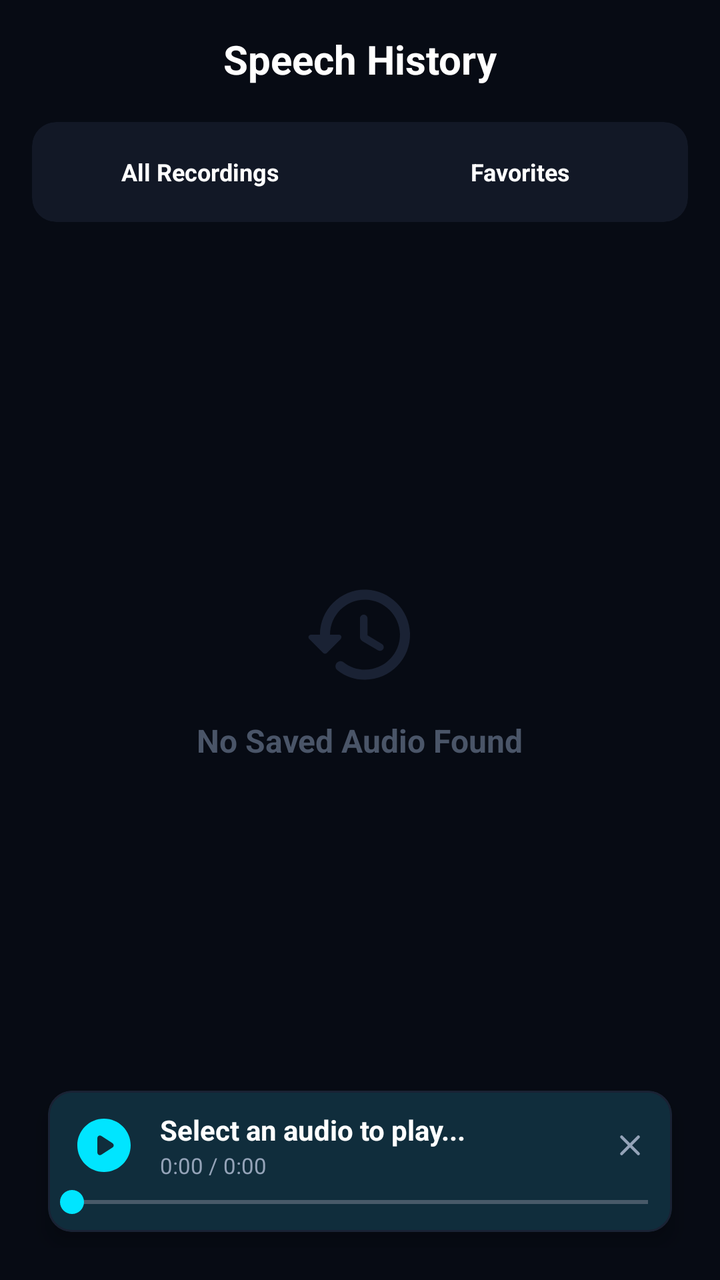
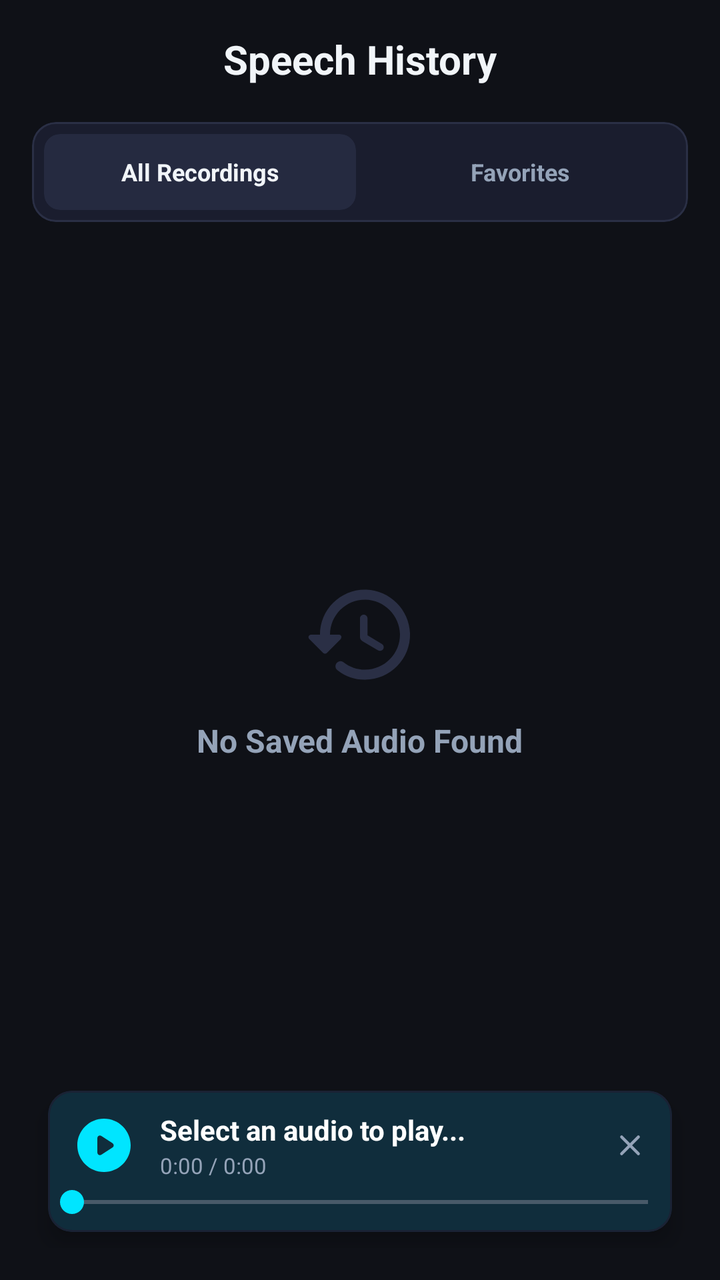

The first picture is an Android layout as it rendered before a commit; the second is the same layout after the commit. The layout source and the unified diff follow.
<!-- AndroidManifest.xml: application theme AppTheme -->
<!-- res/layout/library_fragment.xml -->
<LinearLayout
	xmlns:android="http://schemas.android.com/apk/res/android"
	xmlns:app="http://schemas.android.com/apk/res-auto"
	xmlns:tools="http://schemas.android.com/tools"
	android:layout_width="match_parent"
	android:layout_height="match_parent"
	android:background="#070B14"
	android:orientation="vertical"
	android:padding="16dp">
	<RelativeLayout
		android:id="@+id/relativelayout2"
		android:layout_width="match_parent"
		android:layout_height="wrap_content"
		android:layout_marginBottom="18dp">
		<TextView
			android:id="@+id/textview5"
			android:layout_width="wrap_content"
			android:layout_height="wrap_content"
			android:text="Speech History"
			android:textSize="20sp"
			android:textStyle="bold"
			android:textColor="#FFFFFF"
			android:layout_centerInParent="true" />
	</RelativeLayout>
	<com.google.android.material.card.MaterialCardView
		android:id="@+id/cardview3"
		android:layout_width="match_parent"
		android:layout_height="50dp"
		android:layout_marginBottom="16dp"
		app:cardBackgroundColor="#121826"
		app:cardCornerRadius="12dp"
		app:strokeWidth="0dp">
		<LinearLayout
			android:id="@+id/linear3"
			android:layout_width="match_parent"
			android:layout_height="match_parent"
			android:padding="4dp"
			android:orientation="horizontal">
			<com.google.android.material.card.MaterialCardView
				android:id="@+id/cardview4"
				android:layout_width="0dp"
				android:layout_height="match_parent"
				android:layout_margin="2dp"
				app:cardBackgroundColor="@android:color/transparent"
				android:layout_weight="1"
				app:cardCornerRadius="8dp"
				app:strokeWidth="0dp">
				<TextView
					android:id="@+id/textview6"
					android:layout_width="match_parent"
					android:layout_height="match_parent"
					android:gravity="center_horizontal|center_vertical"
					android:text="All Recordings"
					android:textSize="12sp"
					android:textStyle="bold"
					android:textColor="#FFFFFF" />
			</com.google.android.material.card.MaterialCardView>
			<com.google.android.material.card.MaterialCardView
				android:id="@+id/cardview5"
				android:layout_width="0dp"
				android:layout_height="match_parent"
				android:layout_margin="2dp"
				app:cardBackgroundColor="@android:color/transparent"
				android:layout_weight="1"
				app:cardCornerRadius="8dp"
				app:strokeWidth="0dp">
				<TextView
					android:id="@+id/textview7"
					android:layout_width="match_parent"
					android:layout_height="match_parent"
					android:gravity="center_horizontal|center_vertical"
					android:text="Favorites"
					android:textSize="12sp"
					android:textStyle="bold"
					android:textColor="#FFFFFF" />
			</com.google.android.material.card.MaterialCardView>
		</LinearLayout>
	</com.google.android.material.card.MaterialCardView>
	<FrameLayout
		android:id="@+id/frame_layout6"
		android:layout_width="match_parent"
		android:layout_height="0dp"
		android:layout_weight="1">
		<androidx.recyclerview.widget.RecyclerView
			android:id="@+id/recyclerview_history"
			android:layout_width="match_parent"
			android:layout_height="match_parent"
			android:clipToPadding="false"
			android:visibility="gone" />
		<LinearLayout
			android:id="@+id/linear4"
			android:layout_width="match_parent"
			android:layout_height="wrap_content"
			android:padding="20dp"
			android:gravity="center_horizontal|center_vertical"
			android:orientation="vertical"
			android:layout_gravity="center_horizontal|center_vertical">
			<ImageView
				android:id="@+id/history_iv"
				android:layout_width="60dp"
				android:layout_height="60dp"
				android:src="@drawable/icon_history"
				android:scaleType="fitXY"
				app:tint="#1A2234" />
			<TextView
				android:id="@+id/history_status_tv"
				android:layout_width="wrap_content"
				android:layout_height="wrap_content"
				android:layout_marginTop="12dp"
				android:text="No Saved Audio Found"
				android:textSize="16sp"
				android:textStyle="bold"
				android:textColor="#4A5568" />
		</LinearLayout>
	</FrameLayout>
	<include layout="@layout/bottom_mini_player" />
</LinearLayout>
<!-- res/layout/bottom_mini_player.xml (included above) -->
<LinearLayout
	xmlns:android="http://schemas.android.com/apk/res/android"
	xmlns:app="http://schemas.android.com/apk/res-auto"
	xmlns:tools="http://schemas.android.com/tools"
	android:layout_width="match_parent"
	android:layout_height="wrap_content"
	android:orientation="vertical"
	android:background="@android:color/transparent">
	<com.google.android.material.card.MaterialCardView
		android:id="@+id/bottom_player_card"
		android:layout_width="match_parent"
		android:layout_height="wrap_content"
		android:layout_marginLeft="8dp"
		android:layout_marginTop="4dp"
		android:layout_marginRight="8dp"
		android:layout_marginBottom="8dp"
		app:cardBackgroundColor="#121826"
		app:cardCornerRadius="12dp"
		app:strokeColor="#1A2234"
		app:strokeWidth="1dp"
		app:cardElevation="6dp">
		<LinearLayout
			android:id="@+id/linear10"
			android:layout_width="match_parent"
			android:layout_height="wrap_content"
			android:orientation="vertical">
			<LinearLayout
				android:id="@+id/linear11"
				android:layout_width="match_parent"
				android:layout_height="wrap_content"
				android:paddingLeft="12dp"
				android:paddingTop="10dp"
				android:paddingRight="8dp"
				android:gravity="center_vertical"
				android:orientation="horizontal">
				<ImageView
					android:id="@+id/btnPlayPause"
					android:focusable="false"
					android:layout_width="32dp"
					android:layout_height="32dp"
					android:background="?attr/selectableItemBackgroundBorderless"
					android:src="@drawable/icon_play_circle"
					android:scaleType="fitXY"
					app:tint="#00E5FF" />
				<LinearLayout
					android:id="@+id/linear12"
					android:layout_width="0dp"
					android:layout_height="wrap_content"
					android:orientation="vertical"
					android:layout_weight="1"
					android:layout_marginStart="12dp"
					android:layout_marginEnd="8dp">
					<TextView
						android:id="@+id/tvMiniTitle"
						android:focusable="false"
						android:layout_width="match_parent"
						android:layout_height="wrap_content"
						android:text="Select an audio to play..."
						android:textSize="14sp"
						android:textStyle="bold"
						android:textColor="#FFFFFF"
						android:singleLine="true"
						android:ellipsize="marquee" />
					<TextView
						android:id="@+id/tvTime"
						android:focusable="false"
						android:layout_width="match_parent"
						android:layout_height="wrap_content"
						android:layout_marginTop="1dp"
						android:text="0:00 / 0:00"
						android:textSize="11sp"
						android:textColor="#94A3B8" />
				</LinearLayout>
				<ImageView
					android:id="@+id/btnClosePlayer"
					android:focusable="false"
					android:layout_width="26dp"
					android:layout_height="26dp"
					android:padding="4dp"
					android:background="?attr/selectableItemBackgroundBorderless"
					android:src="@drawable/ic_close"
					android:scaleType="fitXY"
					app:tint="#94A3B8" />
			</LinearLayout>
			<SeekBar
				android:id="@+id/seekBar"
				android:focusable="false"
				android:layout_width="match_parent"
				android:layout_height="wrap_content"
				android:layout_marginTop="2dp"
				android:layout_marginBottom="6dp"
				android:max="1000"
				android:paddingStart="12dp"
				android:paddingEnd="12dp"
				android:progressTint="#00E5FF"
				android:thumbTint="#00E5FF" />
		</LinearLayout>
	</com.google.android.material.card.MaterialCardView>
</LinearLayout>
<!-- resources referenced by this layout -->
<resources>
  <!-- drawable ic_close (drawable-xhdpi) -->
  <?xml version='1.0' encoding='UTF-8' standalone='yes' ?>
  <vector xmlns:android="http://schemas.android.com/apk/res/android" android:width="48dp" android:height="48dp" android:viewportWidth="24.0" android:viewportHeight="24.0"><path android:pathData="M18.3 5.71a.996.996 0 0 0-1.41 0L12 10.59L7.11 5.7A.996.996 0 1 0 5.7 7.11L10.59 12L5.7 16.89a.996.996 0 1 0 1.41 1.41L12 13.41l4.89 4.89a.996.996 0 1 0 1.41-1.41L13.41 12l4.89-4.89c.38-.38.38-1.02 0-1.4z" android:fillColor="#94A3B8" /></vector>
  <!-- drawable icon_history (drawable-xhdpi) -->
  <?xml version='1.0' encoding='UTF-8' standalone='yes' ?>
  <vector xmlns:android="http://schemas.android.com/apk/res/android" android:width="48dp" android:height="48dp" android:viewportWidth="24.0" android:viewportHeight="24.0"><path android:pathData="M13.26 3C8.17 2.86 4 6.95 4 12H2.21c-.45 0-.67.54-.35.85l2.79 2.8c.2.2.51.2.71 0l2.79-2.8a.5.5 0 0 0-.36-.85H6c0-3.9 3.18-7.05 7.1-7c3.72.05 6.85 3.18 6.9 6.9c.05 3.91-3.1 7.1-7 7.1c-1.61 0-3.1-.55-4.28-1.48a.994.994 0 0 0-1.32.08c-.42.42-.39 1.13.08 1.49A8.858 8.858 0 0 0 13 21c5.05 0 9.14-4.17 9-9.26c-.13-4.69-4.05-8.61-8.74-8.74zm-.51 5c-.41 0-.75.34-.75.75v3.68c0 .35.19.68.49.86l3.12 1.85c.36.21.82.09 1.03-.26c.21-.36.09-.82-.26-1.03l-2.88-1.71v-3.4c0-.4-.34-.74-.75-.74z" android:fillColor="#94A3B8" /></vector>
  <!-- drawable icon_play_circle (drawable-xhdpi) -->
  <?xml version='1.0' encoding='UTF-8' standalone='yes' ?>
  <vector xmlns:android="http://schemas.android.com/apk/res/android" android:width="48dp" android:height="48dp" android:viewportWidth="24.0" android:viewportHeight="24.0"><path android:pathData="M12 2C6.48 2 2 6.48 2 12s4.48 10 10 10s10-4.48 10-10S17.52 2 12 2zM9.5 14.67V9.33c0-.79.88-1.27 1.54-.84l4.15 2.67a1 1 0 0 1 0 1.68l-4.15 2.67c-.66.43-1.54-.05-1.54-.84z" android:fillColor="#94A3B8" /></vector>
  <style name="AppTheme" parent="Theme.Material3.Dark.NoActionBar">
  
          <item name="colorPrimary">@color/colorPrimary</item>
          <item name="colorOnPrimary">@color/colorOnPrimary</item>
          <item name="colorSecondary">@color/colorSecondary</item>
          <item name="colorOnSecondary">@color/colorOnPrimary</item>
          <item name="colorSurface">@color/colorSurface</item>
          <item name="colorSurfaceVariant">@color/colorSurfaceVariant</item>
          <item name="colorOnSurface">@color/colorOnSurface</item>
          <item name="colorOnBackground">@color/colorOnBackground</item>
          <item name="colorAccent">@color/colorAccent</item>
  
          
          <item name="android:colorBackground">@color/colorBackground</item>
          <item name="android:statusBarColor">@color/colorBackground</item>
          <item name="android:navigationBarColor">@color/colorBackground</item>
          <item name="android:windowBackground">@color/colorBackground</item>
          <item name="android:windowLightStatusBar">false</item>
          <item name="android:windowLightNavigationBar">false</item>
  
          <item name="colorControlActivated">@color/colorPrimary</item>
  
      </style>
  <color name="colorPrimary">#00E5FF</color>
  <color name="colorOnPrimary">#F8FAFC</color>
  <color name="colorSecondary">#2979FF</color>
  <color name="colorSurface">#121826</color>
  <color name="colorSurfaceVariant">#1A2234</color>
  <color name="colorOnSurface">#F8FAFC</color>
  <color name="colorOnBackground">#F8FAFC</color>
  <color name="colorAccent">#00E5FF</color>
  <color name="colorBackground">#070B14</color>
</resources>

<!-- the commit's change to res/layout/library_fragment.xml (unified diff, before → after) -->
@@ -4,14 +4,16 @@
 	xmlns:tools="http://schemas.android.com/tools"
 	android:layout_width="match_parent"
 	android:layout_height="match_parent"
-	android:background="#070B14"
+	android:background="#0F1117"
 	android:orientation="vertical"
 	android:padding="16dp">
+	
 	<RelativeLayout
 		android:id="@+id/relativelayout2"
 		android:layout_width="match_parent"
 		android:layout_height="wrap_content"
 		android:layout_marginBottom="18dp">
+		
 		<TextView
 			android:id="@+id/textview5"
 			android:layout_width="wrap_content"
@@ -19,32 +21,37 @@
 			android:text="Speech History"
 			android:textSize="20sp"
 			android:textStyle="bold"
-			android:textColor="#FFFFFF"
+			android:textColor="#F1F5F9"
 			android:layout_centerInParent="true" />
 	</RelativeLayout>
+	
 	<com.google.android.material.card.MaterialCardView
 		android:id="@+id/cardview3"
 		android:layout_width="match_parent"
 		android:layout_height="50dp"
 		android:layout_marginBottom="16dp"
-		app:cardBackgroundColor="#121826"
-		app:cardCornerRadius="12dp"
-		app:strokeWidth="0dp">
+		app:cardBackgroundColor="#1A1D2E"
+		app:strokeColor="#2A2F45"
+		app:strokeWidth="1dp"
+		app:cardCornerRadius="12dp">
+		
 		<LinearLayout
 			android:id="@+id/linear3"
 			android:layout_width="match_parent"
 			android:layout_height="match_parent"
 			android:padding="4dp"
 			android:orientation="horizontal">
+			
 			<com.google.android.material.card.MaterialCardView
 				android:id="@+id/cardview4"
 				android:layout_width="0dp"
 				android:layout_height="match_parent"
 				android:layout_margin="2dp"
-				app:cardBackgroundColor="@android:color/transparent"
+				app:cardBackgroundColor="#252A40"
 				android:layout_weight="1"
 				app:cardCornerRadius="8dp"
 				app:strokeWidth="0dp">
+				
 				<TextView
 					android:id="@+id/textview6"
 					android:layout_width="match_parent"
@@ -53,8 +60,9 @@
 					android:text="All Recordings"
 					android:textSize="12sp"
 					android:textStyle="bold"
-					android:textColor="#FFFFFF" />
+					android:textColor="#F1F5F9" />
 			</com.google.android.material.card.MaterialCardView>
+			
 			<com.google.android.material.card.MaterialCardView
 				android:id="@+id/cardview5"
 				android:layout_width="0dp"
@@ -64,6 +72,7 @@
 				android:layout_weight="1"
 				app:cardCornerRadius="8dp"
 				app:strokeWidth="0dp">
+				
 				<TextView
 					android:id="@+id/textview7"
 					android:layout_width="match_parent"
@@ -72,21 +81,24 @@
 					android:text="Favorites"
 					android:textSize="12sp"
 					android:textStyle="bold"
-					android:textColor="#FFFFFF" />
+					android:textColor="#94A3B8" />
 			</com.google.android.material.card.MaterialCardView>
 		</LinearLayout>
 	</com.google.android.material.card.MaterialCardView>
+	
 	<FrameLayout
 		android:id="@+id/frame_layout6"
 		android:layout_width="match_parent"
 		android:layout_height="0dp"
 		android:layout_weight="1">
+		
 		<androidx.recyclerview.widget.RecyclerView
 			android:id="@+id/recyclerview_history"
 			android:layout_width="match_parent"
 			android:layout_height="match_parent"
 			android:clipToPadding="false"
 			android:visibility="gone" />
+			
 		<LinearLayout
 			android:id="@+id/linear4"
 			android:layout_width="match_parent"
@@ -95,13 +107,15 @@
 			android:gravity="center_horizontal|center_vertical"
 			android:orientation="vertical"
 			android:layout_gravity="center_horizontal|center_vertical">
+			
 			<ImageView
 				android:id="@+id/history_iv"
 				android:layout_width="60dp"
 				android:layout_height="60dp"
 				android:src="@drawable/icon_history"
 				android:scaleType="fitXY"
-				app:tint="#1A2234" />
+				app:tint="#2A2F45" />
+				
 			<TextView
 				android:id="@+id/history_status_tv"
 				android:layout_width="wrap_content"
@@ -110,9 +124,10 @@
 				android:text="No Saved Audio Found"
 				android:textSize="16sp"
 				android:textStyle="bold"
-				android:textColor="#4A5568" />
+				android:textColor="#94A3B8" />
 		</LinearLayout>
 	</FrameLayout>
+	
 	<include layout="@layout/bottom_mini_player" />
 </LinearLayout>
 <!-- res/layout/bottom_mini_player.xml (included above) -->
